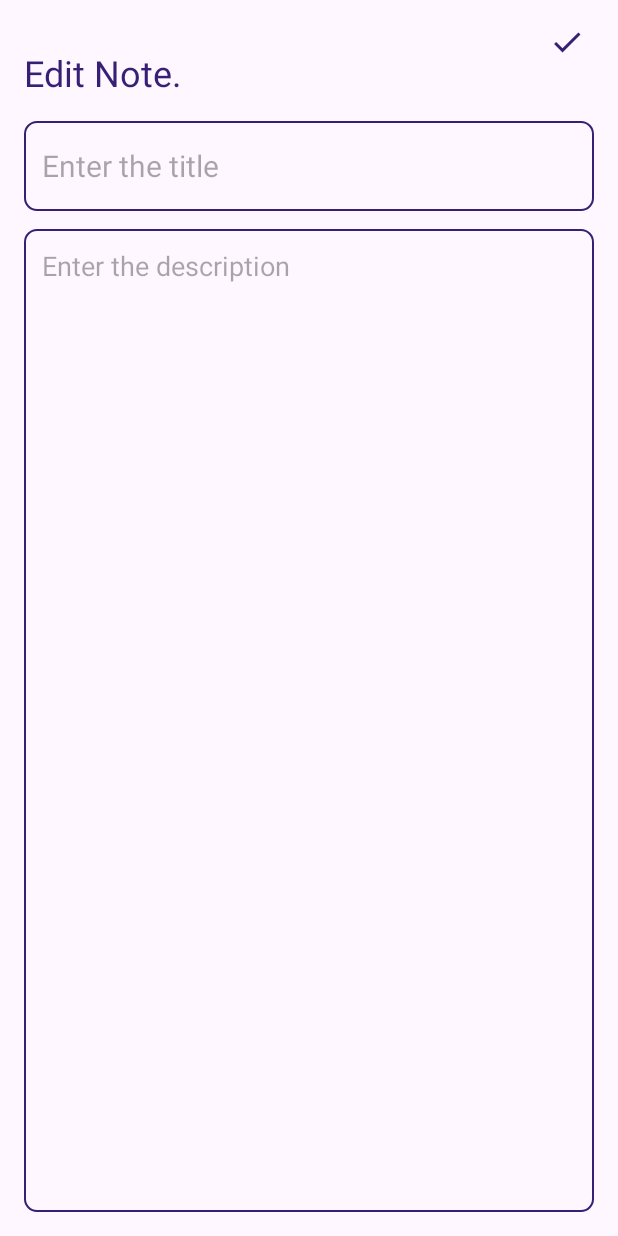
After one commit to andrewgerez/pucpr-mobile-notes-sqlite, an Android app: the UpdateNoteActivity screen opened directly, with no data from a screen before it, on a phone screen of 412 x 824 dp. The commit adds this screen. Run offline under Robolectric (Android 15) with nearby library versions, the phone set to English and light mode, and no system bars; 1 statement that could not run was skipped.

Commit message:
feat-080724: create layouts, activities - create and implements classes and adapters - create sqlite crud

```diff
--- a/app/build.gradle.kts
+++ b/app/build.gradle.kts
@@ -5,12 +5,12 @@ plugins {
 
 android {
     namespace = "com.example.pucpr_notes_sqlite"
-    compileSdk = 33
+    compileSdk = 34
 
     defaultConfig {
         applicationId = "com.example.pucpr_notes_sqlite"
         minSdk = 30
-        targetSdk = 33
+        targetSdk = 34
         versionCode = 1
         versionName = "1.0"
 
--- a/app/src/main/AndroidManifest.xml
+++ b/app/src/main/AndroidManifest.xml
@@ -13,6 +13,9 @@
         android:theme="@style/Theme.Pucprnotessqlite"
         tools:targetApi="31">
         <activity
+            android:name=".UpdateNoteActivity"
+            android:exported="false" />
+        <activity
             android:name=".AddNotesActivity"
             android:exported="false" />
         <activity
--- /dev/null
+++ b/app/src/main/java/com/example/pucpr_notes_sqlite/Note.kt
@@ -0,0 +1,3 @@
+package com.example.pucpr_notes_sqlite
+
+data class Note(val id: Int, val title: String, val content: String)
--- /dev/null
+++ b/app/src/main/java/com/example/pucpr_notes_sqlite/UpdateNoteActivity.kt
@@ -0,0 +1,41 @@
+package com.example.pucpr_notes_sqlite
+
+import androidx.appcompat.app.AppCompatActivity
+import android.os.Bundle
+import android.widget.Toast
+import com.example.pucpr_notes_sqlite.databinding.ActivityUpdateNoteBinding
+
+class UpdateNoteActivity : AppCompatActivity() {
+
+    private lateinit var binding: ActivityUpdateNoteBinding
+    private lateinit var db: NotesDatabaseHelper
+    private var noteId = -1
+
+    override fun onCreate(savedInstanceState: Bundle?) {
+        super.onCreate(savedInstanceState)
+        binding = ActivityUpdateNoteBinding.inflate(layoutInflater)
+        setContentView(binding.root)
+
+        db = NotesDatabaseHelper(this)
+
+        noteId = intent.getIntExtra("note_id", -1)
+        if (noteId == -1) {
+            finish()
+            return
+        }
+
+        val note = db.getNoteByID(noteId)
+        binding.updateTitleEditText.setText(note.title)
+        binding.updateContentEditText.setText(note.content)
+
+        binding.updateSaveButton.setOnClickListener {
+            val newTitle = binding.updateTitleEditText.text.toString()
+            val newContent = binding.updateContentEditText.text.toString()
+            val updatedNote = Note(noteId, newTitle, newContent)
+            db.updateNote(updatedNote)
+            finish()
+            Toast.makeText(this, "Changes Saved", Toast.LENGTH_SHORT).show()
+        }
+
+    }
+}
--- a/app/src/main/res/drawable/baseline_add_24.xml
+++ b/app/src/main/res/drawable/baseline_delete_24.xml
@@ -1,5 +1,5 @@
-<vector android:height="24dp" android:tint="#000000"
+<vector android:height="24dp" android:tint="#371F76"
     android:viewportHeight="24" android:viewportWidth="24"
     android:width="24dp" xmlns:android="http://schemas.android.com/apk/res/android">
-    <path android:fillColor="@android:color/white" android:pathData="M19,13h-6v6h-2v-6H5v-2h6V5h2v6h6v2z"/>
+    <path android:fillColor="@android:color/white" android:pathData="M6,19c0,1.1 0.9,2 2,2h8c1.1,0 2,-0.9 2,-2V7H6v12zM19,4h-3.5l-1,-1h-5l-1,1H5v2h14V4z"/>
 </vector>
--- a/app/src/main/res/drawable/baseline_done_24.xml
+++ b/app/src/main/res/drawable/baseline_done_24.xml
@@ -1,4 +1,4 @@
-<vector android:height="24dp" android:tint="#000000"
+<vector android:height="24dp" android:tint="#371F76"
     android:viewportHeight="24" android:viewportWidth="24"
     android:width="24dp" xmlns:android="http://schemas.android.com/apk/res/android">
     <path android:fillColor="@android:color/white" android:pathData="M9,16.2L4.8,12l-1.4,1.4L9,19 21,7l-1.4,-1.4L9,16.2z"/>
--- /dev/null
+++ b/app/src/main/res/drawable/baseline_edit_24.xml
@@ -0,0 +1,5 @@
+<vector android:height="24dp" android:tint="#371F76"
+    android:viewportHeight="24" android:viewportWidth="24"
+    android:width="24dp" xmlns:android="http://schemas.android.com/apk/res/android">
+    <path android:fillColor="@android:color/white" android:pathData="M3,17.25V21h3.75L17.81,9.94l-3.75,-3.75L3,17.25zM20.71,7.04c0.39,-0.39 0.39,-1.02 0,-1.41l-2.34,-2.34c-0.39,-0.39 -1.02,-0.39 -1.41,0l-1.83,1.83 3.75,3.75 1.83,-1.83z"/>
+</vector>
--- /dev/null
+++ b/app/src/main/res/layout/activity_update_note.xml
@@ -0,0 +1,53 @@
+<?xml version="1.0" encoding="utf-8"?>
+<RelativeLayout xmlns:android="http://schemas.android.com/apk/res/android"
+    xmlns:app="http://schemas.android.com/apk/res-auto"
+    xmlns:tools="http://schemas.android.com/tools"
+    android:layout_width="match_parent"
+    android:layout_height="match_parent"
+    android:padding="16dp"
+    tools:context=".UpdateNoteActivity">
+
+    <TextView
+        android:id="@+id/editNoteHeading"
+        android:layout_width="wrap_content"
+        android:layout_height="wrap_content"
+        android:layout_alignParentTop="true"
+        android:layout_marginTop="16dp"
+        android:text="Edit Note."
+        android:textColor="@color/purple"
+        android:textSize="24sp" />
+
+    <ImageView
+        android:id="@+id/updateSaveButton"
+        android:layout_width="wrap_content"
+        android:layout_height="wrap_content"
+        android:layout_alignTop="@id/addNoteHeading"
+        android:layout_alignParentEnd="true"
+        android:layout_marginEnd="6dp"
+        android:src="@drawable/baseline_done_24" />
+
+    <EditText
+        android:id="@+id/updateTitleEditText"
+        android:layout_width="match_parent"
+        android:layout_height="60dp"
+        android:layout_below="@id/editNoteHeading"
+        android:layout_marginTop="16dp"
+        android:background="@drawable/purple_border"
+        android:hint="Enter the title"
+        android:maxLines="1"
+        android:padding="12sp"
+        android:textSize="20sp" />
+
+    <EditText
+        android:id="@+id/updateContentEditText"
+        android:layout_width="match_parent"
+        android:layout_height="match_parent"
+        android:layout_below="@id/updateTitleEditText"
+        android:layout_marginTop="12dp"
+        android:background="@drawable/purple_border"
+        android:gravity="top"
+        android:hint="Enter the description"
+        android:padding="12dp"
+        android:textSize="18sp" />
+
+</RelativeLayout>
```
Also changed, not shown: app/src/main/java/com/example/pucpr_notes_sqlite/AddNotesActivity.kt (+19 -1 lines), app/src/main/java/com/example/pucpr_notes_sqlite/MainActivity.kt (+26 -1 lines), app/src/main/java/com/example/pucpr_notes_sqlite/NotesAdapter.kt (added, +58 -0 lines), app/src/main/java/com/example/pucpr_notes_sqlite/NotesDatabaseHelper.kt (added, +92 -0 lines), app/src/main/res/layout/note_item.xml (added, +58 -0 lines).
